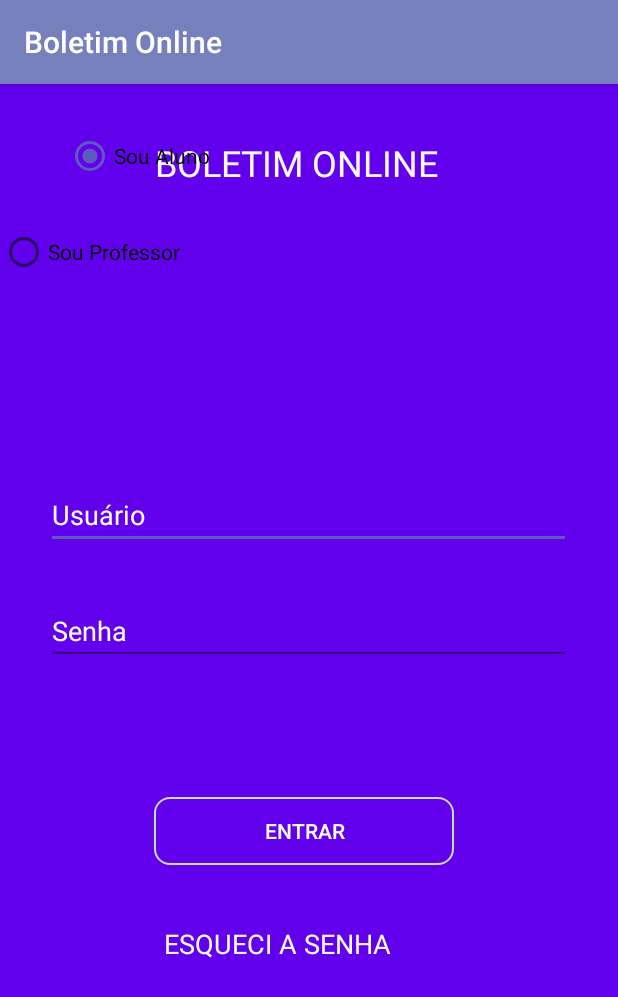
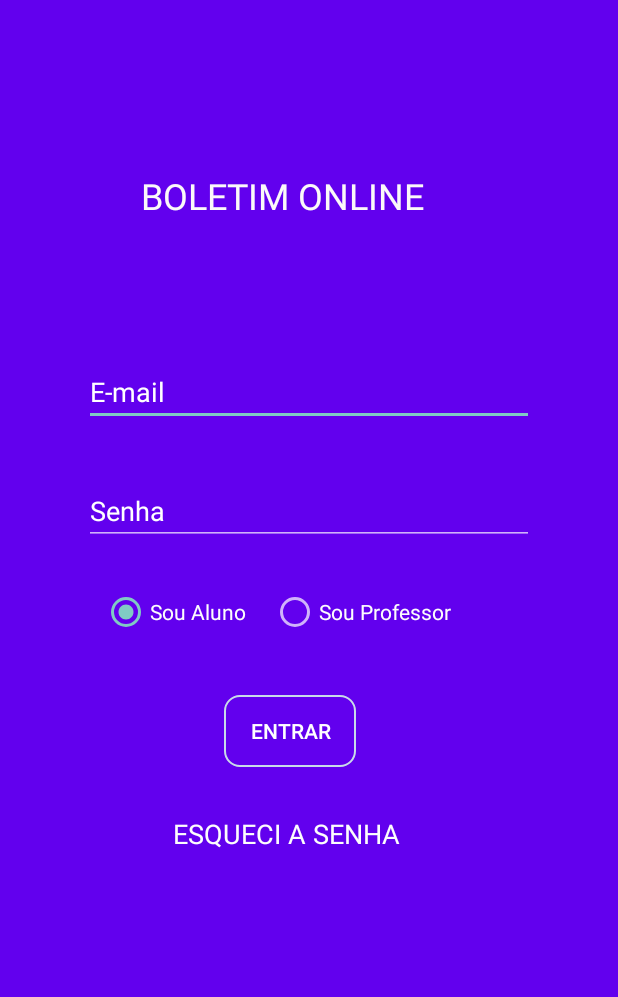
Before and after one commit to Thalitoviskis/RepositorioRemotoBO, an Android app: the screen it shows after launch (MainActivity), on a phone screen of 412 x 824 dp. Shown: the top 997 px of the screen. Run offline under Robolectric (Android 15) with nearby library versions, the phone set to English and light mode, and no system bars.

Commit message:
Terminei restrições de acesso e organizei layout

```diff
--- a/AndroidBoletimOnline/app/src/main/java/com/example/AndroidBoletimOnline/AlunoActivity.java
+++ b/AndroidBoletimOnline/app/src/main/java/com/example/AndroidBoletimOnline/AlunoActivity.java
@@ -1,9 +1,12 @@
 package com.example.AndroidBoletimOnline;
 
 import android.content.DialogInterface;
+import android.content.pm.ActivityInfo;
 import android.os.Bundle;
 import android.view.View;
 import android.view.Menu;
+import android.view.Window;
+import android.view.WindowManager;
 import android.widget.Button;
 
 import com.example.AndroidBoletimOnline.R;
@@ -27,8 +30,6 @@ public class AlunoActivity extends AppCompatActivity {
     protected void onCreate(Bundle savedInstanceState) {
         super.onCreate(savedInstanceState);
         setContentView(R.layout.activity_tela_principal);
-        //Tudo que está abaixo do setContentView está relacionado as outras partes do layout.
-
 
         //Configura barra de navegação
         Toolbar toolbar = findViewById(R.id.toolbar);
--- a/AndroidBoletimOnline/app/src/main/java/com/example/AndroidBoletimOnline/MainActivity.java
+++ b/AndroidBoletimOnline/app/src/main/java/com/example/AndroidBoletimOnline/MainActivity.java
@@ -4,9 +4,12 @@ import androidx.annotation.RequiresApi;
 import androidx.appcompat.app.AppCompatActivity;
 
 import android.content.Intent;
+import android.content.pm.ActivityInfo;
 import android.os.Build;
 import android.os.Bundle;
 import android.view.View;
+import android.view.Window;
+import android.view.WindowManager;
 import android.widget.Button;
 import android.widget.EditText;
 import android.widget.TextView;
@@ -22,8 +25,12 @@ public class MainActivity extends AppCompatActivity {
 
     @Override
     protected void onCreate(Bundle savedInstanceState) {
+        requestWindowFeature(Window.FEATURE_NO_TITLE);
         super.onCreate(savedInstanceState);
         setContentView(R.layout.activity_main);
+        //Tudo que ocorre no inicio do app > Fica em tela cheia
+        getWindow().setFlags(WindowManager.LayoutParams.FLAG_FULLSCREEN, WindowManager.LayoutParams.FLAG_FULLSCREEN);
+        setRequestedOrientation(ActivityInfo.SCREEN_ORIENTATION_UNSPECIFIED);
 
         binding = ActivityMainBinding.inflate(getLayoutInflater());
         setContentView(binding.getRoot());
@@ -83,9 +90,9 @@ public class MainActivity extends AppCompatActivity {
 
     }
     @Override
-    protected void onDestroy(){
+    protected void onDestroy() {
         super.onDestroy();
-        binding=null;
+        binding = null;
     }
 
 }
--- a/AndroidBoletimOnline/app/src/main/java/com/example/AndroidBoletimOnline/TelaRedefinirSenha.java
+++ b/AndroidBoletimOnline/app/src/main/java/com/example/AndroidBoletimOnline/TelaRedefinirSenha.java
@@ -3,8 +3,11 @@ package com.example.AndroidBoletimOnline;
 import androidx.appcompat.app.AppCompatActivity;
 
 import android.content.Intent;
+import android.content.pm.ActivityInfo;
 import android.os.Bundle;
 import android.view.View;
+import android.view.Window;
+import android.view.WindowManager;
 import android.widget.Button;
 import android.widget.EditText;
 
@@ -17,8 +20,12 @@ public class TelaRedefinirSenha extends AppCompatActivity {
 
     @Override
     protected void onCreate(Bundle savedInstanceState) {
+        requestWindowFeature(Window.FEATURE_NO_TITLE);
         super.onCreate(savedInstanceState);
         setContentView(R.layout.activity_tela_redefinir_senha);
+        //Tudo que ocorre no inicio do app > Fica em tela cheia
+        getWindow().setFlags(WindowManager.LayoutParams.FLAG_FULLSCREEN, WindowManager.LayoutParams.FLAG_FULLSCREEN);
+        setRequestedOrientation(ActivityInfo.SCREEN_ORIENTATION_UNSPECIFIED);
 
         btnConfirmar = findViewById(R.id.btnConfirmar);
         edtUsuariored = findViewById(R.id.edtUsuarioRed);
--- a/AndroidBoletimOnline/app/src/main/java/com/example/AndroidBoletimOnline/UsarMetodos.java
+++ b/AndroidBoletimOnline/app/src/main/java/com/example/AndroidBoletimOnline/UsarMetodos.java
@@ -16,9 +16,9 @@ public class UsarMetodos {
 
         if (usuario.trim().equals("Usuario") && senha.trim().equals("999")) {//trim() apagar todos os espaços
             verificacao = true;
-        } else if (usuario.trim().equals("ADM") && senha.trim().equals("999")) {
+        } else if (usuario.trim().equals("prof") && senha.trim().equals("123")) {
             verificacao = true;
-        } else if (usuario.trim().equals("Aluno") && senha.trim().equals("999")) {
+        } else if (usuario.trim().equals("aluno") && senha.trim().equals("123")) {
             verificacao = true;
         }
         return verificacao;
--- a/AndroidBoletimOnline/app/src/main/res/layout/activity_main.xml
+++ b/AndroidBoletimOnline/app/src/main/res/layout/activity_main.xml
@@ -9,9 +9,11 @@
 
     <EditText
         android:id="@+id/edtPwd"
-        android:layout_width="350dp"
+        android:layout_width="300dp"
         android:layout_height="wrap_content"
-        android:layout_marginTop="32dp"
+        android:layout_marginStart="82dp"
+        android:layout_marginTop="34dp"
+        android:layout_marginEnd="116dp"
         android:ems="10"
         android:hint="Senha"
         android:inputType="textPersonName|textPassword"
@@ -20,124 +22,131 @@
         android:textColorHint="#FFFFFF"
         android:textColorLink="#FFFFFF"
         app:layout_constraintEnd_toEndOf="parent"
-        app:layout_constraintHorizontal_bias="0.491"
+        app:layout_constraintHorizontal_bias="0.31"
         app:layout_constraintStart_toStartOf="parent"
         app:layout_constraintTop_toBottomOf="@+id/edtUser" />
 
     <EditText
         android:id="@+id/edtUser"
-        android:layout_width="350dp"
-        android:layout_height="wrap_content"
-        android:layout_marginTop="196dp"
+        android:layout_width="300dp"
+        android:layout_height="0dp"
+        android:layout_marginStart="82dp"
+        android:layout_marginTop="92dp"
+        android:layout_marginEnd="116dp"
         android:ems="10"
-        android:hint="Usuário"
+        android:hint="E-mail"
         android:inputType="textPersonName"
         android:textColor="#FFFFFF"
         android:textColorHighlight="#FFFFFF"
         android:textColorHint="#FFFFFF"
         android:textColorLink="#000000"
         app:layout_constraintEnd_toEndOf="parent"
-        app:layout_constraintHorizontal_bias="0.491"
+        app:layout_constraintHorizontal_bias="0.31"
         app:layout_constraintStart_toStartOf="parent"
         app:layout_constraintTop_toBottomOf="@+id/BoletimOnline" />
 
     <Button
         android:id="@+id/btnLogin"
-        android:layout_width="200dp"
-        android:layout_height="45dp"
-        android:layout_marginTop="88dp"
+        android:layout_width="wrap_content"
+        android:layout_height="wrap_content"
+        android:layout_marginStart="149dp"
+        android:layout_marginTop="34dp"
+        android:layout_marginEnd="174dp"
         android:background="@drawable/background_botao"
         android:text="ENTRAR"
         android:textColor="#FFFFFF"
         android:textColorHint="#E3D7D7"
         app:layout_constraintEnd_toEndOf="parent"
-        app:layout_constraintHorizontal_bias="0.483"
+        app:layout_constraintHorizontal_bias="0.0"
         app:layout_constraintStart_toStartOf="parent"
-        app:layout_constraintTop_toBottomOf="@+id/edtPwd" />
-
-    <ProgressBar
-        android:id="@+id/progressBar"
-        style="?android:attr/progressBarStyle"
-        android:layout_width="0dp"
-        android:layout_height="wrap_content"
-        android:layout_marginStart="32dp"
-        android:layout_marginEnd="32dp"
-        android:layout_marginBottom="32dp"
-        android:visibility="gone"
-        app:layout_constraintBottom_toBottomOf="parent"
-        app:layout_constraintEnd_toEndOf="parent"
-        app:layout_constraintStart_toStartOf="parent" />
+        app:layout_constraintTop_toBottomOf="@+id/rdgEscolhas" />
 
     <androidx.constraintlayout.widget.Guideline
         android:id="@+id/guideline"
         android:layout_width="wrap_content"
         android:layout_height="wrap_content"
         android:orientation="vertical"
-        app:layout_constraintGuide_end="311dp" />
+        app:layout_constraintGuide_end="329dp" />
 
     <androidx.constraintlayout.widget.Guideline
         android:id="@+id/guideline2"
         android:layout_width="wrap_content"
         android:layout_height="wrap_content"
         android:orientation="vertical"
-        app:layout_constraintGuide_begin="301dp" />
+        app:layout_constraintGuide_begin="295dp" />
 
     <TextView
         android:id="@+id/btnRedefinirSenha"
-        android:layout_width="0dp"
-        android:layout_height="24dp"
-        android:layout_marginStart="8dp"
-        android:layout_marginTop="40dp"
-        android:layout_marginEnd="8dp"
+        android:layout_width="167dp"
+        android:layout_height="wrap_content"
+        android:layout_marginStart="115dp"
+        android:layout_marginTop="32dp"
+        android:layout_marginEnd="146dp"
         android:text="ESQUECI A SENHA"
         android:textColor="#FDFDFD"
         android:textSize="18sp"
-        app:layout_constraintEnd_toStartOf="@+id/guideline2"
+        app:layout_constraintEnd_toEndOf="parent"
         app:layout_constraintHorizontal_bias="0.0"
-        app:layout_constraintStart_toStartOf="@+id/guideline"
+        app:layout_constraintStart_toStartOf="parent"
         app:layout_constraintTop_toBottomOf="@+id/btnLogin" />
 
-    <TextView
-        android:id="@+id/BoletimOnline"
-        android:layout_width="wrap_content"
+    <RadioGroup
+        android:id="@+id/rdgEscolhas"
+        android:layout_width="307dp"
         android:layout_height="wrap_content"
-        android:layout_marginTop="36dp"
-        android:text="BOLETIM ONLINE"
-        android:textColor="#FBF9F9"
-        android:textSize="24sp"
-        app:layout_constraintEnd_toStartOf="@+id/guideline2"
-        app:layout_constraintHorizontal_bias="0.2"
-        app:layout_constraintStart_toStartOf="@+id/guideline"
-        app:layout_constraintTop_toTopOf="parent" />
-
-
-    <RadioGroup
-        android:id="@+id/rdgProf_Aluno"
-        android:layout_width="match_parent"
-        android:layout_height="wrap_content" >
-
+        android:layout_marginStart="40dp"
+        android:layout_marginTop="23dp"
+        android:layout_marginEnd="64dp"
+        android:gravity="center_horizontal"
+        android:orientation="horizontal"
+        android:padding="5dp"
+        app:layout_constraintEnd_toEndOf="parent"
+        app:layout_constraintHorizontal_bias="1.0"
+        app:layout_constraintStart_toStartOf="parent"
+        app:layout_constraintTop_toBottomOf="@+id/edtPwd">
 
         <RadioButton
             android:id="@+id/rbAluno"
             android:layout_width="wrap_content"
             android:layout_height="wrap_content"
-        android:layout_marginStart="44dp"
-        android:layout_marginTop="32dp"
-        android:text="Sou Aluno"
-        app:layout_constraintStart_toStartOf="@+id/edtPwd"
-        app:layout_constraintTop_toBottomOf="@+id/edtPwd"
-        android:checked="true"/>
+            android:checked="true"
+            android:text="Sou Aluno     "
+            android:textColor="#FDFDFD" />
 
         <RadioButton
             android:id="@+id/rbProfessor"
             android:layout_width="wrap_content"
             android:layout_height="wrap_content"
-        android:layout_marginTop="32dp"
-        android:layout_marginEnd="52dp"
-        android:text="Sou Professor"
-        app:layout_constraintEnd_toEndOf="@+id/edtPwd"
-        app:layout_constraintTop_toBottomOf="@+id/edtPwd" />
-
+            android:text="Sou Professor      "
+            android:textColor="#FDFDFD"
+            android:textColorHint="#FFFFFF" />
     </RadioGroup>
 
+    <androidx.constraintlayout.widget.Guideline
+        android:id="@+id/guideline3"
+        android:layout_width="wrap_content"
+        android:layout_height="wrap_content"
+        android:layout_marginTop="147dp"
+        android:layout_marginEnd="411dp"
+        android:orientation="horizontal"
+        app:layout_constraintEnd_toEndOf="parent"
+        app:layout_constraintGuide_begin="147dp"
+        app:layout_constraintStart_toStartOf="parent"
+        app:layout_constraintTop_toTopOf="parent" />
+
+    <TextView
+        android:id="@+id/BoletimOnline"
+        android:layout_width="200dp"
+        android:layout_height="0dp"
+        android:layout_marginStart="94dp"
+        android:layout_marginTop="114dp"
+        android:layout_marginEnd="127dp"
+        android:text="BOLETIM ONLINE"
+        android:textColor="#FBF9F9"
+        android:textSize="24sp"
+        app:layout_constraintEnd_toEndOf="parent"
+        app:layout_constraintHorizontal_bias="0.0"
+        app:layout_constraintStart_toStartOf="parent"
+        app:layout_constraintTop_toTopOf="parent" />
+
 </androidx.constraintlayout.widget.ConstraintLayout>
--- a/AndroidBoletimOnline/app/src/main/res/layout/activity_tela_redefinir_senha.xml
+++ b/AndroidBoletimOnline/app/src/main/res/layout/activity_tela_redefinir_senha.xml
@@ -4,7 +4,7 @@
     xmlns:tools="http://schemas.android.com/tools"
     android:layout_width="match_parent"
     android:layout_height="match_parent"
-    android:background="@drawable/background_degrade"
+    android:background="@color/design_default_color_primary"
     tools:context=".TelaRedefinirSenha">
 
     <TextView
@@ -12,12 +12,13 @@
         android:layout_width="250dp"
         android:layout_height="0dp"
         android:layout_marginStart="32dp"
-        android:layout_marginTop="80dp"
+        android:layout_marginTop="114dp"
         android:layout_marginEnd="32dp"
-        android:text="Esqueci a senha"
-        android:textSize="18sp"
+        android:background="@color/design_default_color_primary_dark"
+        android:text="    Redefina sua senha"
+        android:textSize="23dp"
         app:layout_constraintEnd_toEndOf="parent"
-        app:layout_constraintHorizontal_bias="0.555"
+        app:layout_constraintHorizontal_bias="0.494"
         app:layout_constraintStart_toStartOf="parent"
         app:layout_constraintTop_toTopOf="parent" />
 
@@ -40,10 +41,10 @@
         android:layout_width="300dp"
         android:layout_height="wrap_content"
         android:layout_marginStart="32dp"
-        android:layout_marginTop="188dp"
+        android:layout_marginTop="34dp"
         android:layout_marginEnd="32dp"
         android:ems="10"
-        android:hint="NOVA SENHA"
+        android:hint="Nova Senha"
         android:inputType="textPersonName"
         android:textColor="#FAF7F7"
         android:textColorHighlight="#F6F5F5"
@@ -52,17 +53,17 @@
         app:layout_constraintEnd_toEndOf="parent"
         app:layout_constraintHorizontal_bias="0.51"
         app:layout_constraintStart_toStartOf="parent"
-        app:layout_constraintTop_toBottomOf="@+id/edtLogoCadastro" />
+        app:layout_constraintTop_toBottomOf="@+id/edtUsuarioRed" />
 
     <EditText
         android:id="@+id/edtConfirmarSenha"
         android:layout_width="300dp"
         android:layout_height="wrap_content"
         android:layout_marginStart="32dp"
-        android:layout_marginTop="32dp"
+        android:layout_marginTop="34dp"
         android:layout_marginEnd="32dp"
         android:ems="10"
-        android:hint="CONFIRMAR SENHA"
+        android:hint="Confirmar Senha"
         android:inputType="textPersonName"
         android:textColor="#FBFAFA"
         android:textColorHighlight="#FBFBFB"
@@ -77,7 +78,7 @@
         android:layout_width="200dp"
         android:layout_height="45dp"
         android:layout_marginStart="32dp"
-        android:layout_marginTop="32dp"
+        android:layout_marginTop="34dp"
         android:layout_marginEnd="32dp"
         android:background="@drawable/background_botao"
         android:text="CONFIRMAR"
@@ -91,16 +92,17 @@
         android:layout_width="300dp"
         android:layout_height="wrap_content"
         android:layout_marginStart="32dp"
-        android:layout_marginTop="86dp"
+        android:layout_marginTop="49dp"
         android:layout_marginEnd="32dp"
         android:ems="10"
-        android:hint="USUÁRIO"
+        android:hint="E-mail"
         android:inputType="textPersonName"
         android:textColor="#FFFFFF"
         android:textColorHighlight="#FFFFFF"
         android:textColorHint="#FFFFFF"
         android:textColorLink="#FF0101"
         app:layout_constraintEnd_toEndOf="parent"
+        app:layout_constraintHorizontal_bias="0.489"
         app:layout_constraintStart_toStartOf="parent"
         app:layout_constraintTop_toBottomOf="@+id/edtLogoCadastro" />
 </androidx.constraintlayout.widget.ConstraintLayout>
--- a/AndroidBoletimOnline/app/src/main/res/values/styles.xml
+++ b/AndroidBoletimOnline/app/src/main/res/values/styles.xml
@@ -13,8 +13,16 @@
         <item name="windowNoTitle">true</item>
     </style>
 
+    <style name="Theme.AppCompat.Light.NoActionBar.FullScreen" parent="@style/Theme.AppCompat.Light.NoActionBar">
+        <item name="android:windowNoTitle">true</item>
+        <item name="android:windowActionBar">false</item>
+        <item name="android:windowFullscreen">true</item>
+        <item name="android:windowContentOverlay">@null</item>
+    </style>
+
     <style name="AppTheme.AppBarOverlay" parent="ThemeOverlay.AppCompat.Dark.ActionBar" />
 
     <style name="AppTheme.PopupOverlay" parent="ThemeOverlay.AppCompat.Light" />
 
+
 </resources>
```
Also changed, not shown: AndroidBoletimOnline/app/src/main/AndroidManifest.xml (+7 -2 lines). Lines whose indentation alone changed are shown as unchanged.
